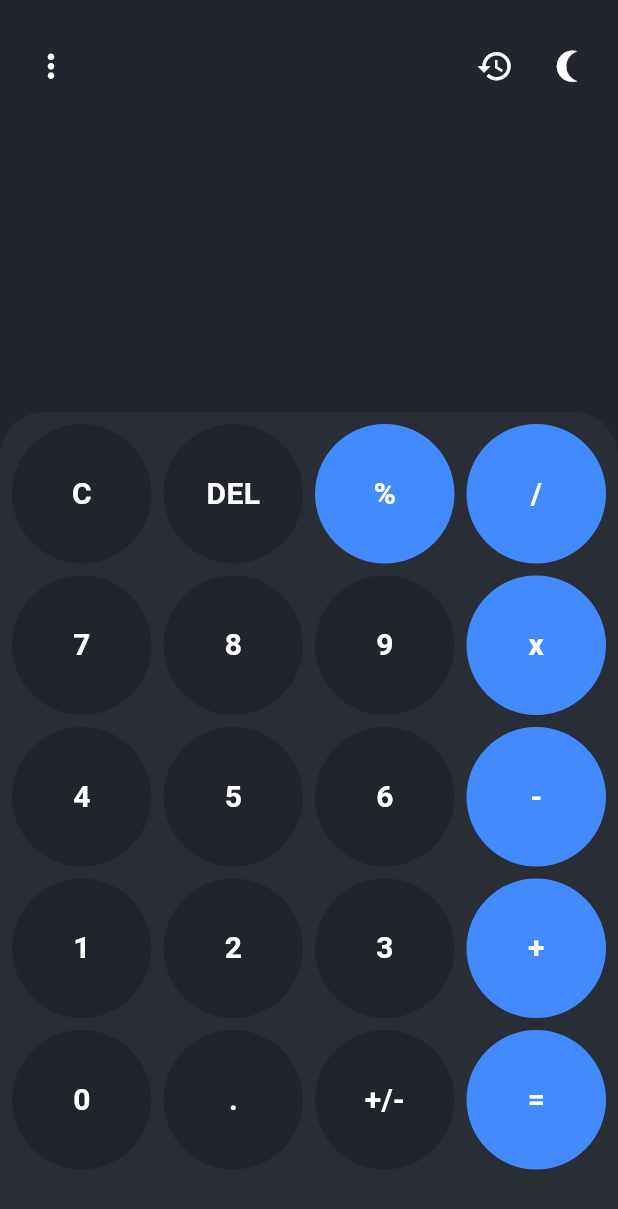
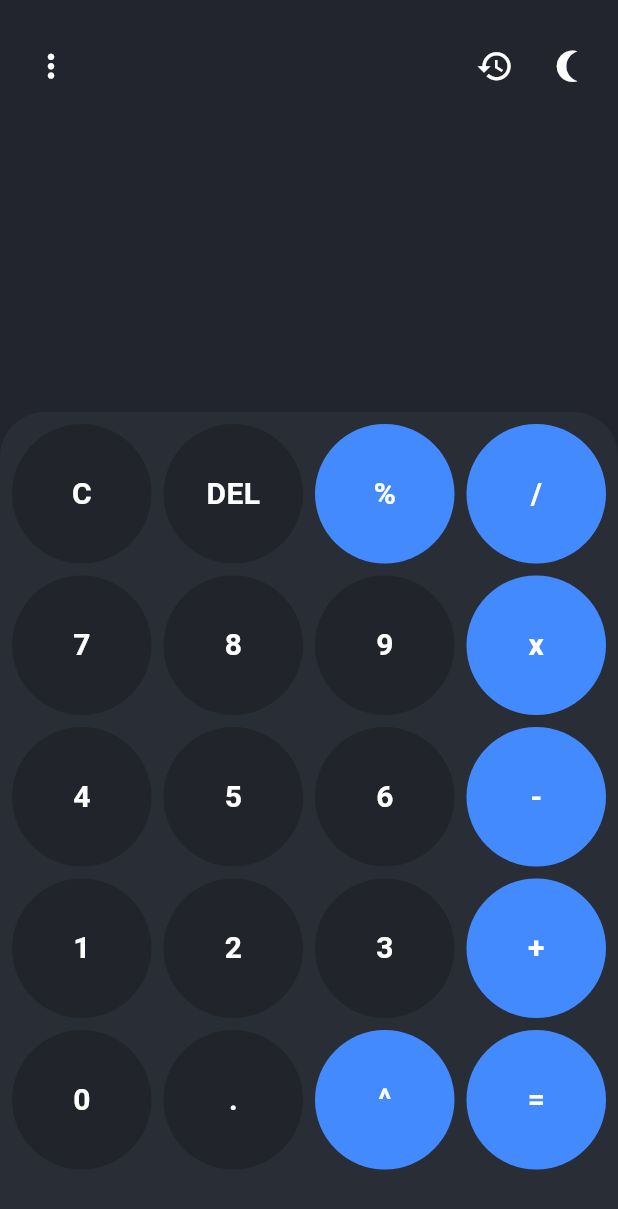
Before and after one commit to muhammad-fiaz/Calculator-Flutter, a Flutter app: the screen it shows after launch, on a phone screen of 412 x 824 dp. Shown: the top 1209 px of the screen. Run offline on Flutter 3.47's test engine with Material 3 defaults, Android fonts, the phone set to English and light mode, and no system bars; our stand-ins replace get, google_fonts, math_expressions.

Commit message:
improved ui

```diff
--- a/lib/screen/main_screen.dart
+++ b/lib/screen/main_screen.dart
@@ -1,5 +1,4 @@
 import 'package:flutter/material.dart';
-import 'package:flutter_advanced_switch/flutter_advanced_switch.dart';
 import 'package:calculator/controller/calculate_controller.dart';
 import 'package:calculator/controller/theme_controller.dart';
 import 'package:calculator/utils/colors.dart';
@@ -11,8 +10,8 @@ class MainScreen extends StatelessWidget {
   MainScreen({Key? key}) : super(key: key);
 
   final List<String> buttons = [
-    "C", "DEL", "%", "/", "7", "8", "9", "x", "4", "5", "6", "-", "1", "2", "3", "+", "0", ".", "+/-", "=",
-    "^", "√", "(", ")", "log", "ln", "sin", "cos", "tan"
+    "C", "DEL", "%", "/", "7", "8", "9", "x", "4", "5", "6", "-", "1", "2", "3", "+", "0", ".", "^", "=",
+    "√", "(", ")", "log", "ln", "sin", "cos", "tan", "π", "e", "10^", "!", "deg", "inv" // Added "inv" button
   ];
 
   @override
@@ -39,17 +38,19 @@ class MainScreen extends StatelessWidget {
     });
   }
 
-  /// Input Section - Enter Numbers
   Widget inPutSection(
       ThemeController themeController, CalculateController controller) {
     List<String> visibleButtons = controller.isScientificMode
         ? [
       "C", "DEL", "%", "/", "^", // First row
-      "7", "8", "9", "x", "√",  // Second row
-      "4", "5", "6", "-", "(",  // Third row
-      "1", "2", "3", "+", ")",  // Fourth row
-      "0", ".", "+/-", "*", "=",     // Fifth row
-      "log", "ln", "sin", "cos", "tan", // Sixth row
+      "7", "8", "9", "*", "√", // Second row
+      "4", "5", "6", "-", "*", // Third row
+      "1", "2", "3", "+", "10^", // Fourth row
+      "0", ".", "=", "(", ")", // Fifth row
+      "log", "ln", getTrigButton(controller, "sin"),
+      getTrigButton(controller, "cos"),
+      getTrigButton(controller, "tan"),
+      "π", "e", "!", "deg", "inv" // Seventh row
     ]
         : buttons.sublist(0, 20); // Show only first 20 buttons in normal mode
 
@@ -81,8 +82,10 @@ class MainScreen extends StatelessWidget {
                   controller.clearInputAndOutput();
                 } else if (visibleButtons[index] == "DEL") {
                   controller.deleteBtnAction();
+                } else if (visibleButtons[index] == "inv") {
+                  controller.toggleInvertedMode();
                 } else {
-                  controller.onBtnTapped(visibleButtons, index);
+                  controller.onBtnTapped(visibleButtons[index]);
                 }
               },
               color: isOperator(visibleButtons[index])
@@ -104,7 +107,6 @@ class MainScreen extends StatelessWidget {
     );
   }
 
-  /// Output Section - Show Result
   Widget outPutSection(
       ThemeController themeController, CalculateController controller) {
     return Expanded(
@@ -186,7 +188,6 @@ class MainScreen extends StatelessWidget {
                 Row(
                   mainAxisAlignment: MainAxisAlignment.end,
                   children: [
-                    /// History Icon Button
                     IconButton(
                       icon: Icon(
                         Icons.history,
@@ -198,7 +199,6 @@ class MainScreen extends StatelessWidget {
                       },
                     ),
 
-                    /// Theme switcher button
                     IconButton(
                       icon: Icon(
                         themeController.isDark
@@ -216,13 +216,15 @@ class MainScreen extends StatelessWidget {
               ],
             ),
           ),
-          /// Main Result - user input and output
           Padding(
-            padding: const EdgeInsets.only(right: 20, top: 60),
+            padding: const EdgeInsets.only(right: 20, top: 10, bottom: 20),
+            child: Container(
+              alignment: Alignment.centerRight,
               child: Column(
+                crossAxisAlignment: CrossAxisAlignment.end,
                 children: [
-                Container(
-                  alignment: Alignment.centerRight,
+                  SingleChildScrollView(
+                    scrollDirection: Axis.horizontal,
                     child: Text(
                       controller.userInput,
                       style: GoogleFonts.ubuntu(
@@ -231,8 +233,9 @@ class MainScreen extends StatelessWidget {
                       ),
                     ),
                   ),
-                Container(
-                  alignment: Alignment.bottomRight,
+                  const SizedBox(height: 10),
+                  SingleChildScrollView(
+                    scrollDirection: Axis.horizontal,
                     child: Text(
                       controller.userOutput,
                       style: GoogleFonts.ubuntu(
@@ -245,30 +248,23 @@ class MainScreen extends StatelessWidget {
                 ],
               ),
             ),
+          ),
         ],
       ),
     );
   }
 
   bool isOperator(String x) {
-    if (x == "/" ||
-        x == "x" ||
-        x == "-" ||
-        x == "+" ||
-        x == "=" ||
-        x == "^" ||
-        x == "√" ||
-        x == "%" ||
-        x == "(" ||
-        x == ")" ||
-        x == "*" ||
-        x == "log" ||
-        x == "ln" ||
-        x == "sin" ||
-        x == "cos" ||
-        x == "tan") {
-      return true;
+    return [
+      "/", "x", "-", "+", "=", "^", "√", "%", "(", ")", "*", "log", "ln", "sin", "cos", "tan", "π", "e", "10^", "!", "deg", "inv", "sin^-1", "cos^-1", "tan^-1"
+    ].contains(x);
   }
-    return false;
+
+  String getTrigButton(CalculateController controller, String trigFunc) {
+    if (controller.isInvertedMode) {
+      return "$trigFunc^-1"; // Replace with sin^-1, cos^-1, tan^-1, etc.
+    } else {
+      return trigFunc; // Standard sin, cos, tan
     }
   }
+}
```
Also changed, not shown: lib/controller/calculate_controller.dart (+30 -14 lines). Lines whose indentation alone changed are shown as unchanged.
